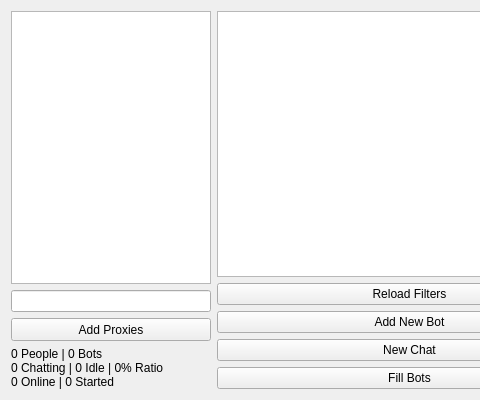
First picture: the form in QT_Test/qt_test.ui, repository grasmanek94/PACB-PROJECT-ChatBot-QT-V3, before the edit; both pictures show x 0 to 480 and y 0 to 400 of the 1420 by 400 pixel window.
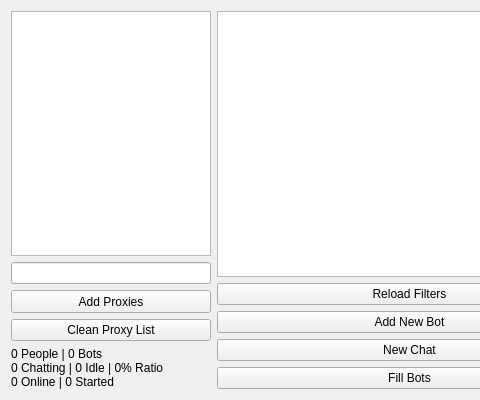
Second picture: the form after the edit. Icons and pictures are not drawn.

Commit message: add proxy list filter

What changed in the file:
```diff
--- a/QT_Test/qt_test.ui
+++ b/QT_Test/qt_test.ui
@@ -104,6 +104,13 @@
         </property>
        </widget>
       </item>
+      <item row="4" column="0">
+       <widget class="QPushButton" name="cleanProxyListButton">
+        <property name="text">
+         <string>Clean Proxy List</string>
+        </property>
+       </widget>
+      </item>
      </layout>
     </item>
     <item>
```
Left out of the diff: 2 changed lines with no effect on the pictures. The commit also changes 8 other files.
